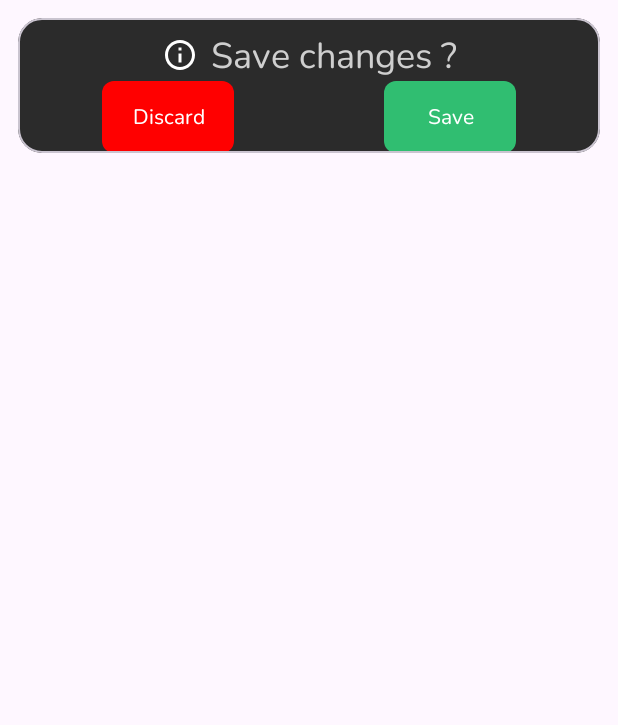
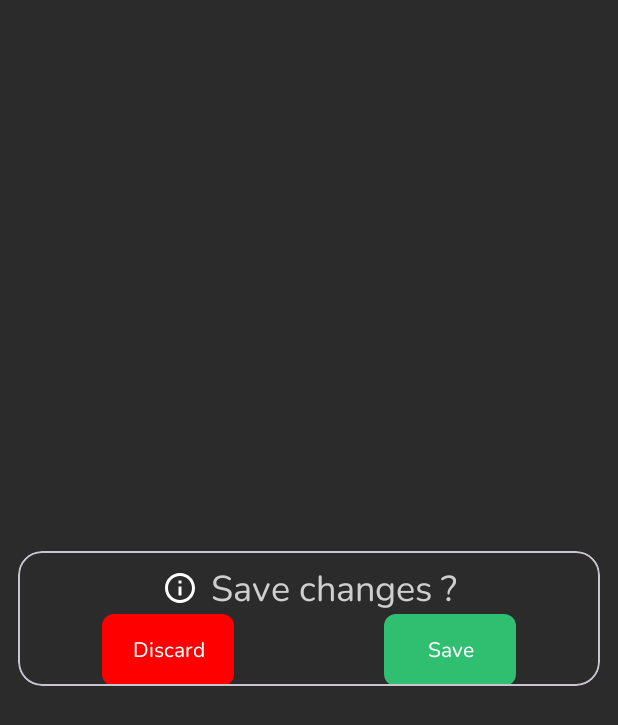
Before and after one commit to yigit11122/NotesDemo, an Android app: the fragment SavePopupFragment placed in its activity, on a phone screen of 412 x 824 dp. Shown: the top 725 px of the screen. Run offline under Robolectric (Android 15) with nearby library versions, the phone set to English and light mode, and no system bars; our stand-ins replace Room's generated code, RxJava.

Commit message:
update22222

```diff
--- a/app/src/main/res/layout/fragment_save_popup.xml
+++ b/app/src/main/res/layout/fragment_save_popup.xml
@@ -1,12 +1,21 @@
 <?xml version="1.0" encoding="utf-8"?>
+<androidx.constraintlayout.widget.ConstraintLayout xmlns:android="http://schemas.android.com/apk/res/android"
+    xmlns:app="http://schemas.android.com/apk/res-auto"
+    android:layout_width="match_parent"
+    android:layout_height="match_parent"
+    android:background="@color/background">
 
-<com.google.android.material.card.MaterialCardView xmlns:android="http://schemas.android.com/apk/res/android"
-    xmlns:app="http://schemas.android.com/apk/res-auto"
+
+    <com.google.android.material.card.MaterialCardView
         android:layout_width="match_parent"
         android:layout_height="wrap_content"
         android:layout_margin="12dp"
         android:backgroundTint="@color/background"
-    app:cardCornerRadius="16dp">
+        app:cardCornerRadius="16dp"
+        app:layout_constraintBottom_toBottomOf="parent"
+        app:layout_constraintEnd_toEndOf="parent"
+        app:layout_constraintStart_toStartOf="parent"
+        app:layout_constraintTop_toTopOf="parent">
 
         <androidx.constraintlayout.widget.ConstraintLayout
             android:layout_width="match_parent"
@@ -63,3 +72,5 @@
 
 
     </com.google.android.material.card.MaterialCardView>
+
+</androidx.constraintlayout.widget.ConstraintLayout>
```
Lines whose indentation alone changed are shown as unchanged.
